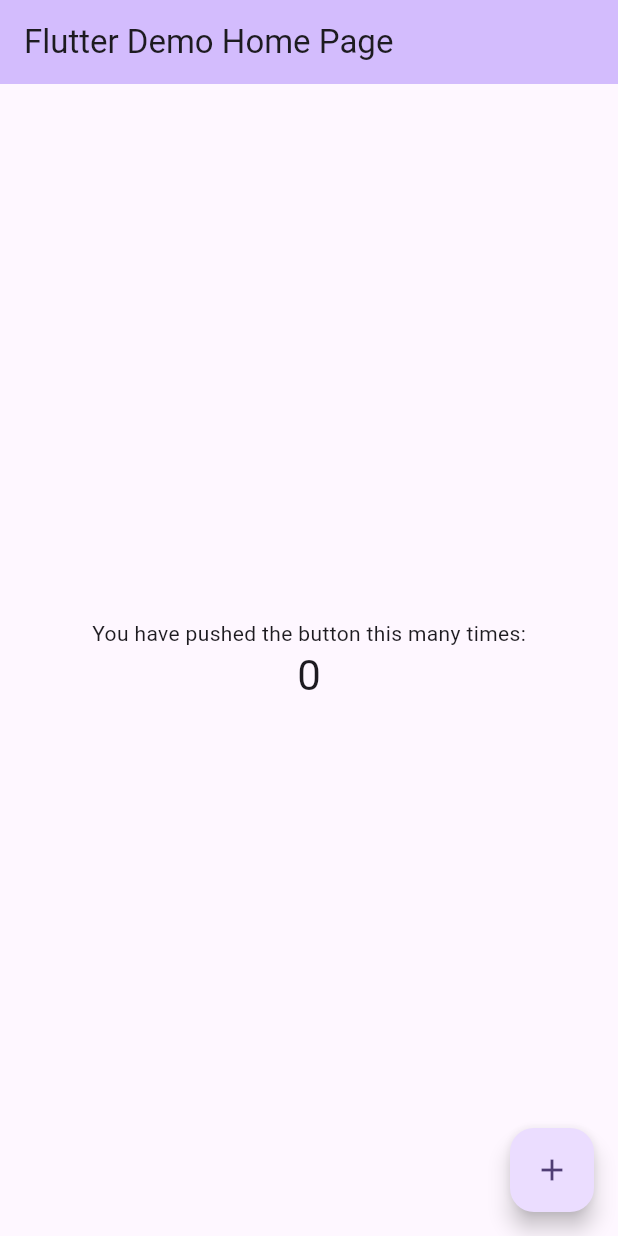
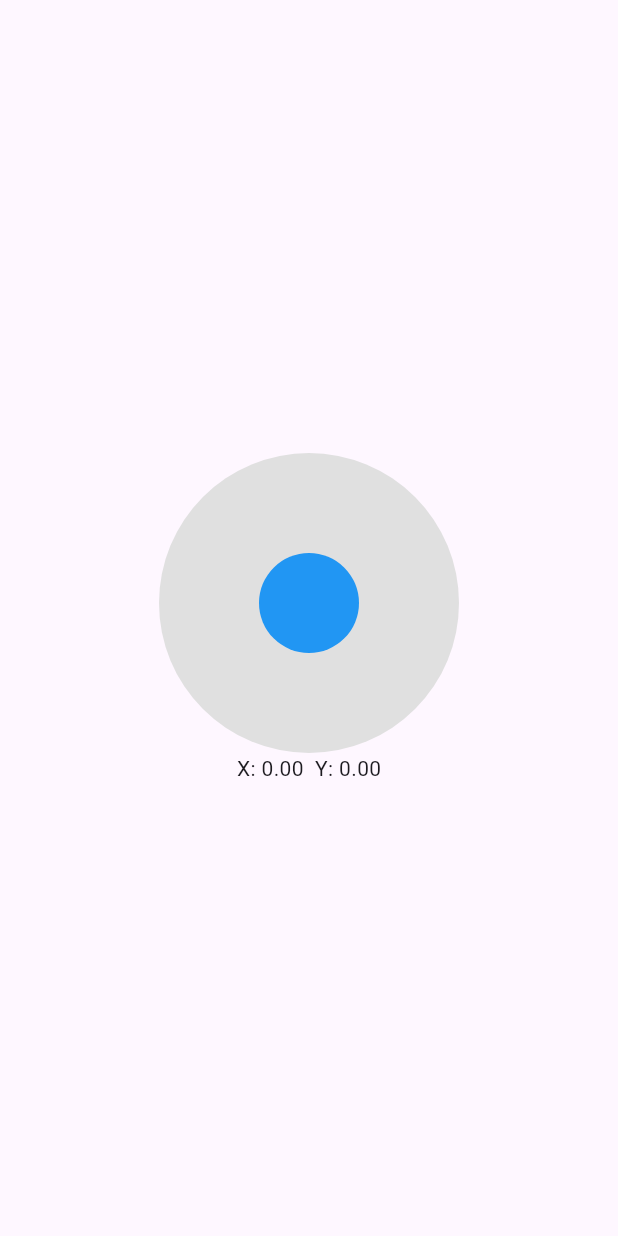
Before and after one commit to yuba-k/Fes2026, a Flutter app: the screen it shows after launch, on a phone screen of 412 x 824 dp. Run offline on Flutter 3.47's test engine with Material 3 defaults, Android fonts, the light colour scheme and no system bars.

Commit message:
ひな形

```diff
--- a/panel/lib/main.dart
+++ b/panel/lib/main.dart
@@ -1,121 +1,51 @@
 import 'package:flutter/material.dart';
+import 'widgets/joystick.dart';
 
-void main() {
+void main(){
   runApp(const MyApp());
 }
 
 class MyApp extends StatelessWidget {
   const MyApp({super.key});
 
-  // This widget is the root of your application.
   @override
   Widget build(BuildContext context) {
     return MaterialApp(
-      title: 'Flutter Demo',
-      theme: ThemeData(
-        // This is the theme of your application.
-        //
-        // TRY THIS: Try running your application with "flutter run". You'll see
-        // the application has a purple toolbar. Then, without quitting the app,
-        // try changing the seedColor in the colorScheme below to Colors.green
-        // and then invoke "hot reload" (save your changes or press the "hot
-        // reload" button in a Flutter-supported IDE, or press "r" if you used
-        // the command line to start the app).
-        //
-        // Notice that the counter didn't reset back to zero; the application
-        // state is not lost during the reload. To reset the state, use hot
-        // restart instead.
-        //
-        // This works for code too, not just values: Most code changes can be
-        // tested with just a hot reload.
-        colorScheme: .fromSeed(seedColor: Colors.deepPurple),
-      ),
-      home: const MyHomePage(title: 'Flutter Demo Home Page'),
+      home: ControlPage()   // ControlPage()
     );
   }
 }
 
-class MyHomePage extends StatefulWidget {
-  const MyHomePage({super.key, required this.title});
-
-  // This widget is the home page of your application. It is stateful, meaning
-  // that it has a State object (defined below) that contains fields that affect
-  // how it looks.
-
-  // This class is the configuration for the state. It holds the values (in this
-  // case the title) provided by the parent (in this case the App widget) and
-  // used by the build method of the State. Fields in a Widget subclass are
-  // always marked "final".
-
-  final String title;
+class ControlPage extends StatefulWidget {
+  const ControlPage({super.key});
 
   @override
-  State<MyHomePage> createState() => _MyHomePageState();
+  State<ControlPage> createState() => _ControlPageState();
 }
 
-class _MyHomePageState extends State<MyHomePage> {
-  int _counter = 0;
-
-  void _incrementCounter() {
-    setState(() {
-      // This call to setState tells the Flutter framework that something has
-      // changed in this State, which causes it to rerun the build method below
-      // so that the display can reflect the updated values. If we changed
-      // _counter without calling setState(), then the build method would not be
-      // called again, and so nothing would appear to happen.
-      _counter++;
-    });
-  }
+class _ControlPageState extends State<ControlPage> {
+  double _x = 0;
+  double _y = 0;
 
   @override
   Widget build(BuildContext context) {
-    // This method is rerun every time setState is called, for instance as done
-    // by the _incrementCounter method above.
-    //
-    // The Flutter framework has been optimized to make rerunning build methods
-    // fast, so that you can just rebuild anything that needs updating rather
-    // than having to individually change instances of widgets.
     return Scaffold(
-      appBar: AppBar(
-        // TRY THIS: Try changing the color here to a specific color (to
-        // Colors.amber, perhaps?) and trigger a hot reload to see the AppBar
-        // change color while the other colors stay the same.
-        backgroundColor: Theme.of(context).colorScheme.inversePrimary,
-        // Here we take the value from the MyHomePage object that was created by
-        // the App.build method, and use it to set our appbar title.
-        title: Text(widget.title),
-      ),
       body: Center(
-        // Center is a layout widget. It takes a single child and positions it
-        // in the middle of the parent.
         child: Column(
-          // Column is also a layout widget. It takes a list of children and
-          // arranges them vertically. By default, it sizes itself to fit its
-          // children horizontally, and tries to be as tall as its parent.
-          //
-          // Column has various properties to control how it sizes itself and
-          // how it positions its children. Here we use mainAxisAlignment to
-          // center the children vertically; the main axis here is the vertical
-          // axis because Columns are vertical (the cross axis would be
-          // horizontal).
-          //
-          // TRY THIS: Invoke "debug painting" (choose the "Toggle Debug Paint"
-          // action in the IDE, or press "p" in the console), to see the
-          // wireframe for each widget.
-          mainAxisAlignment: .center,
+          mainAxisSize: MainAxisSize.min,
           children: [
-            const Text('You have pushed the button this many times:'),
-            Text(
-              '$_counter',
-              style: Theme.of(context).textTheme.headlineMedium,
+            Joystick(
+              size: 200,
+              onChanged: (x, y) {
+                setState(() {
+                  _x = x;
+                  _y = y; // _xと_yに代入
+                });
+              },
             ),
+            Text('X: ${_x.toStringAsFixed(2)}  Y: ${_y.toStringAsFixed(2)}'),
           ],
         ),
-      ),
-      floatingActionButton: FloatingActionButton(
-        onPressed: _incrementCounter,
-        tooltip: 'Increment',
-        child: const Icon(Icons.add),
       ),
     );
   }
```
